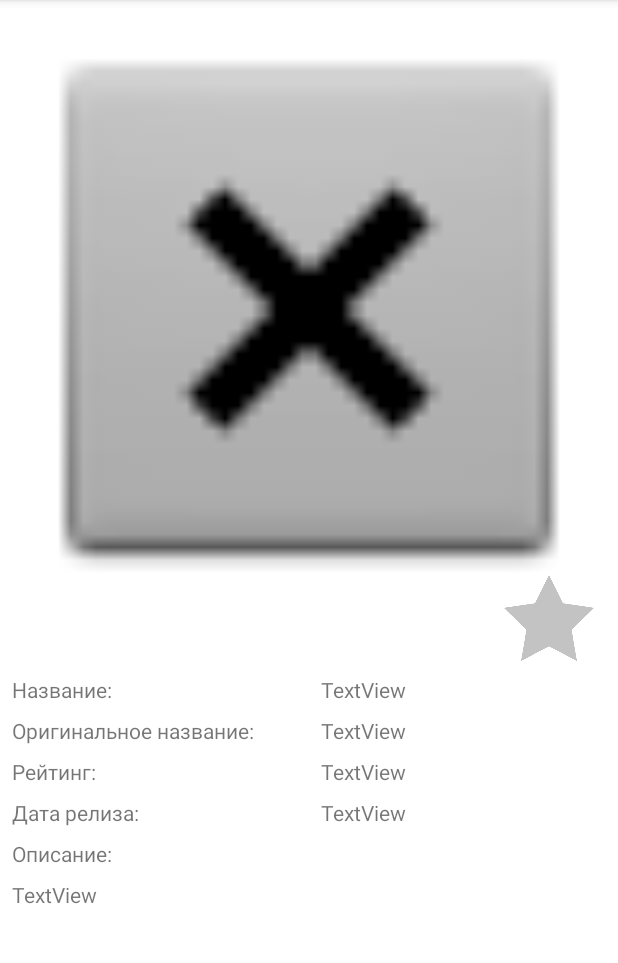
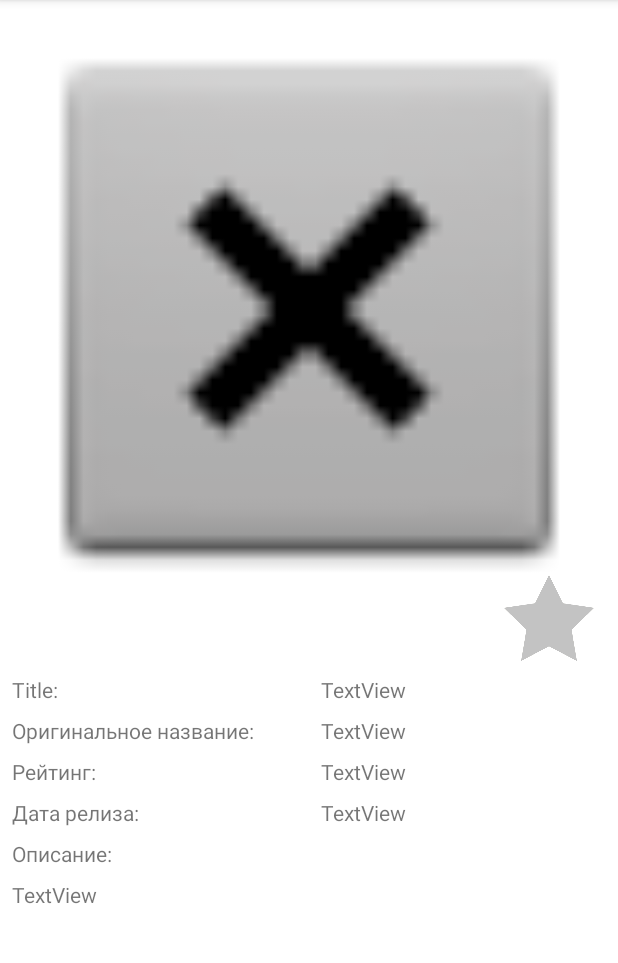
Before and after one commit to dgmedvedev/MyMovies, an Android app: the DetailActivity screen opened directly, with no data from a screen before it, on a phone screen of 412 x 824 dp, the part 84-1047 px from its top. Run offline under Robolectric (Android 15) with nearby library versions, the phone set to English and light mode, and no system bars; our stand-ins replace Picasso, Room's generated code; pictures from the network do not load; 1 statement that could not run was skipped.

Commit message:
Completed project

```diff
--- a/app/build.gradle
+++ b/app/build.gradle
@@ -25,6 +25,10 @@ android {
     compileOptions {
         sourceCompatibility JavaVersion.VERSION_1_8
         targetCompatibility JavaVersion.VERSION_1_8
+    }
+    lintOptions {
+        checkReleaseBuilds false
+        abortOnError false
     }
 }
 
--- a/app/src/main/java/com/demo/mymovies/DetailActivity.java
+++ b/app/src/main/java/com/demo/mymovies/DetailActivity.java
@@ -31,6 +31,7 @@ import com.squareup.picasso.Picasso;
 import org.json.JSONObject;
 
 import java.util.ArrayList;
+import java.util.Locale;
 
 public class DetailActivity extends AppCompatActivity {
 
@@ -56,6 +57,8 @@ public class DetailActivity extends AppCompatActivity {
     FavouriteMovie favouriteMovie;
 
     private MainViewModel viewModel;
+
+    private static String lang;
 
     @Override
     public boolean onCreateOptionsMenu(Menu menu) {
@@ -86,6 +89,7 @@ public class DetailActivity extends AppCompatActivity {
     protected void onCreate(Bundle savedInstanceState) {
         super.onCreate(savedInstanceState);
         setContentView(R.layout.activity_detail);
+        lang = Locale.getDefault().getLanguage();
         imageViewBigPoster = findViewById(R.id.imageViewBigPoster);
         imageViewAddToFavourite = findViewById(R.id.imageViewAddToFavourite);
         scrollViewInfo = findViewById(R.id.scrollViewInfo);
@@ -111,14 +115,14 @@ public class DetailActivity extends AppCompatActivity {
 
         if (movie != null) {
             downloadContent(movie);
-            jsonObjectTrailers = NetworkUtils.getJSONForVideos(movie.getId());
+            jsonObjectTrailers = NetworkUtils.getJSONForVideos(movie.getId(), lang);
             jsonObjectReviews = NetworkUtils.getJSONForReviews(movie.getId());
             trailers = JSONUtils.getTrailersFromJSON(jsonObjectTrailers);
             reviews = JSONUtils.getReviewsFromJSON(jsonObjectReviews);
         }
         if (favouriteMovie != null) {
             downloadContent(favouriteMovie);
-            jsonObjectTrailers = NetworkUtils.getJSONForVideos(favouriteMovie.getId());
+            jsonObjectTrailers = NetworkUtils.getJSONForVideos(favouriteMovie.getId(), lang);
             jsonObjectReviews = NetworkUtils.getJSONForReviews(favouriteMovie.getId());
             trailers = JSONUtils.getTrailersFromJSON(jsonObjectTrailers);
             reviews = JSONUtils.getReviewsFromJSON(jsonObjectReviews);
@@ -174,7 +178,7 @@ public class DetailActivity extends AppCompatActivity {
     }
 
     private void downloadContent(Movie movie) {
-        Picasso.get().load(movie.getBigPosterPath()).into(imageViewBigPoster);
+        Picasso.get().load(movie.getBigPosterPath()).placeholder(R.drawable.placeholder_large).into(imageViewBigPoster);
         textViewTitle.setText(movie.getTitle());
         textViewOriginalTitle.setText(movie.getOriginalTitle());
         textViewOverview.setText(movie.getOverview());
--- a/app/src/main/res/layout-land/activity_detail.xml
+++ b/app/src/main/res/layout-land/activity_detail.xml
@@ -21,10 +21,10 @@
         android:id="@+id/imageViewAddToFavourite"
         android:layout_width="40dp"
         android:layout_height="40dp"
-        android:layout_marginTop="16dp"
+        android:layout_marginBottom="16dp"
         android:layout_marginEnd="16dp"
         app:layout_constraintEnd_toEndOf="@+id/imageViewBigPoster"
-        app:layout_constraintTop_toTopOf="@+id/imageViewBigPoster"
+        app:layout_constraintBottom_toBottomOf="@+id/imageViewBigPoster"
         app:srcCompat="@drawable/favourite_remove" />
 
     <ScrollView
--- a/app/src/main/res/layout/activity_detail.xml
+++ b/app/src/main/res/layout/activity_detail.xml
@@ -16,6 +16,7 @@
             android:layout_width="0dp"
             android:layout_height="wrap_content"
             android:adjustViewBounds="true"
+            android:contentDescription="@string/description_big_poster"
             app:layout_constraintEnd_toEndOf="parent"
             app:layout_constraintStart_toStartOf="parent"
             app:layout_constraintTop_toTopOf="parent"
@@ -26,6 +27,7 @@
             android:layout_width="@dimen/size_of_star"
             android:layout_height="@dimen/size_of_star"
             android:layout_marginEnd="16dp"
+            android:contentDescription="@string/description_icon_favourite"
             app:layout_constraintBottom_toBottomOf="@+id/imageViewBigPoster"
             app:layout_constraintEnd_toEndOf="@+id/imageViewBigPoster"
             app:layout_constraintTop_toBottomOf="@+id/imageViewBigPoster"
--- a/app/src/main/res/layout/movie_info.xml
+++ b/app/src/main/res/layout/movie_info.xml
@@ -6,10 +6,8 @@
 
     <TextView
         android:id="@+id/textViewLabelTitle"
-        android:layout_width="wrap_content"
-        android:layout_height="wrap_content"
-        android:layout_margin="8dp"
-        android:text="Название:"
+        style="@style/LabelStyle"
+        android:text="@string/title"
         app:layout_constraintStart_toStartOf="parent"
         app:layout_constraintTop_toTopOf="parent" />
 
@@ -32,9 +30,7 @@
 
     <TextView
         android:id="@+id/textViewLabelOriginalTitle"
-        android:layout_width="wrap_content"
-        android:layout_height="wrap_content"
-        android:layout_margin="8dp"
+        style="@style/LabelStyle"
         android:text="Оригинальное название:"
         app:layout_constraintStart_toStartOf="parent"
         app:layout_constraintTop_toBottomOf="@+id/textViewTitle" />
@@ -51,9 +47,7 @@
 
     <TextView
         android:id="@+id/textViewLabelRating"
-        android:layout_width="wrap_content"
-        android:layout_height="wrap_content"
-        android:layout_margin="8dp"
+        style="@style/LabelStyle"
         android:text="Рейтинг:"
         app:layout_constraintStart_toStartOf="parent"
         app:layout_constraintTop_toBottomOf="@+id/textViewOriginalTitle" />
@@ -70,9 +64,7 @@
 
     <TextView
         android:id="@+id/textViewLabelReleaseDate"
-        android:layout_width="wrap_content"
-        android:layout_height="wrap_content"
-        android:layout_margin="8dp"
+        style="@style/LabelStyle"
         android:text="Дата релиза:"
         app:layout_constraintStart_toStartOf="parent"
         app:layout_constraintTop_toBottomOf="@+id/textViewRating" />
@@ -89,18 +81,14 @@
 
     <TextView
         android:id="@+id/textViewLabelOverview"
-        android:layout_width="wrap_content"
-        android:layout_height="wrap_content"
-        android:layout_margin="8dp"
+        style="@style/LabelStyle"
         android:text="Описание:"
         app:layout_constraintStart_toStartOf="parent"
         app:layout_constraintTop_toBottomOf="@+id/textViewReleaseDate" />
 
     <TextView
         android:id="@+id/textViewOverview"
-        android:layout_width="wrap_content"
-        android:layout_height="wrap_content"
-        android:layout_margin="8dp"
+        style="@style/LabelStyle"
         android:text="TextView"
         app:layout_constraintStart_toStartOf="parent"
         app:layout_constraintTop_toBottomOf="@+id/textViewLabelOverview" />
--- a/app/src/main/res/values/strings.xml
+++ b/app/src/main/res/values/strings.xml
@@ -1,11 +1,14 @@
 <resources>
     <string name="app_name">My Movies</string>
-    <string name="poster_of_movie">Постер к фильму</string>
-    <string name="most_popular">По популярности</string>
-    <string name="top_rated">По рейтингу</string>
-    <string name="add_to_favourite">Добавлено в избранное</string>
-    <string name="remove_from_favourite">Удалено из избранного</string>
-    <string name="item_main">Главная</string>
-    <string name="item_favourite">Избранное</string>
-    <string name="launch_trailer">Запустить трейлер</string>
+    <string name="poster_of_movie">Poster of movie</string>
+    <string name="most_popular">Most popular</string>
+    <string name="top_rated">Top rated</string>
+    <string name="add_to_favourite">Added to favourite</string>
+    <string name="remove_from_favourite">Remove from favourite</string>
+    <string name="item_main">Main</string>
+    <string name="item_favourite">Favourite</string>
+    <string name="launch_trailer">Launch trailer</string>
+    <string name="description_big_poster">Big poster of movie</string>
+    <string name="description_icon_favourite">Add/remove to/from favourite</string>
+    <string name="title">Title:</string>
 </resources>
--- a/app/src/main/res/values/themes.xml
+++ b/app/src/main/res/values/themes.xml
@@ -13,4 +13,10 @@
         <item name="android:statusBarColor" tools:targetApi="21">?attr/colorPrimaryVariant</item>
         <!-- Customize your theme here. -->
     </style>
+
+    <style name="LabelStyle">
+        <item name="android:layout_width">wrap_content</item>
+        <item name="android:layout_height">wrap_content</item>
+        <item name="android:layout_margin">8dp</item>
+    </style>
 </resources>
```
Also changed, not shown: app/src/main/java/com/demo/mymovies/MainActivity.java (+9 -7 lines), app/src/main/java/com/demo/mymovies/utils/NetworkUtils.java (+7 -7 lines), app/src/main/res/drawable/placeholder_large.png (added), 1 other file.
